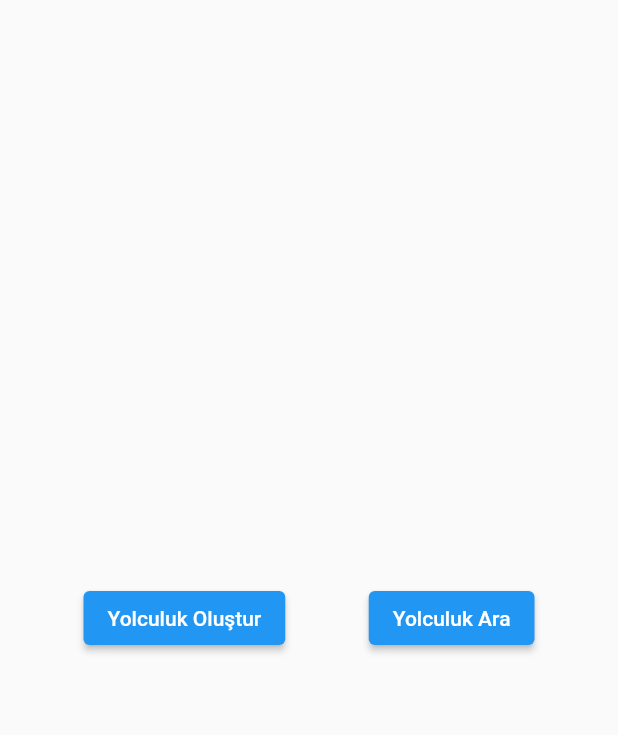
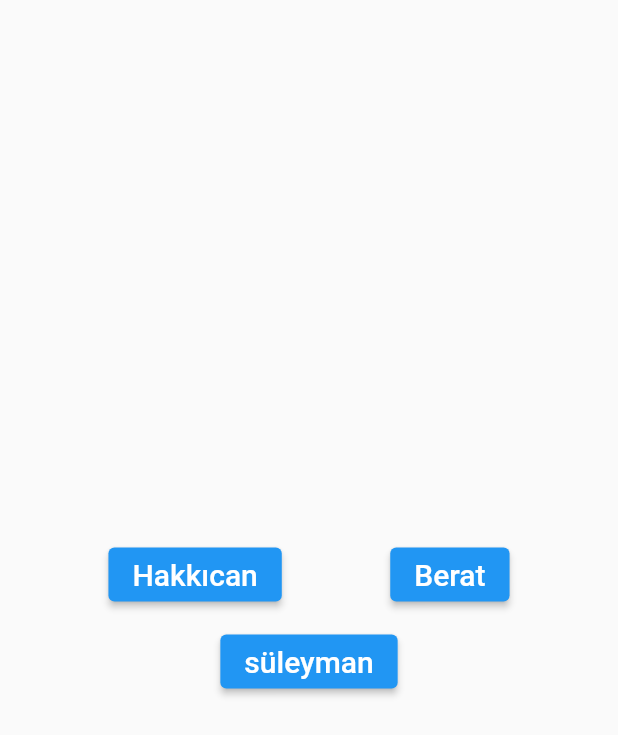
Before and after one commit to MrBuluc/Car-Pooling, a Flutter app: the screen it shows after launch, on a phone screen of 412 x 824 dp. Shown: the top 735 px of the screen. Run offline on Flutter 3.47's test engine with Material 2 defaults, Android fonts, the phone set to English and light mode, and no system bars; our stand-ins replace get_it; missing offline and left inert: flutter_osm_plugin.

Commit message:
added UsersPage

```diff
--- a/lib/main.dart
+++ b/lib/main.dart
@@ -1,5 +1,5 @@
 import 'package:car_pooling/locator.dart';
-import 'package:car_pooling/ui/home_page/home_page.dart';
+import 'package:car_pooling/ui/users_page/users_page.dart';
 import 'package:car_pooling/viewmodel/user_model.dart';
 import 'package:flutter/material.dart';
 import 'package:provider/provider.dart';
@@ -22,7 +22,7 @@ class MyApp extends StatelessWidget {
         theme: ThemeData(
           primarySwatch: Colors.blue,
         ),
-        home: const HomePage(),
+        home: const UsersPage(),
       ),
     );
   }
--- /dev/null
+++ b/lib/ui/users_page/users_page.dart
@@ -0,0 +1,67 @@
+import 'package:car_pooling/ui/home_page/home_page.dart';
+import 'package:car_pooling/viewmodel/user_model.dart';
+import 'package:flutter/material.dart';
+import 'package:provider/provider.dart';
+
+class UsersPage extends StatefulWidget {
+  const UsersPage({Key? key}) : super(key: key);
+
+  @override
+  State<UsersPage> createState() => _UsersPageState();
+}
+
+class _UsersPageState extends State<UsersPage> {
+  TextStyle textStyle = const TextStyle(fontSize: 20);
+
+  @override
+  Widget build(BuildContext context) {
+    return Scaffold(
+      body: Center(
+        child: Column(
+          mainAxisAlignment: MainAxisAlignment.center,
+          children: [
+            Row(
+              mainAxisAlignment: MainAxisAlignment.spaceEvenly,
+              children: [
+                ElevatedButton(
+                  child: Text(
+                    "Hakkıcan",
+                    style: textStyle,
+                  ),
+                  onPressed: () {
+                    goToPage("KGd2I6yOP8Vo6hwU6gj7DuvuZpO2");
+                  },
+                ),
+                ElevatedButton(
+                  child: Text(
+                    "Berat",
+                    style: textStyle,
+                  ),
+                  onPressed: () {
+                    goToPage("G3mevApBThgNDz7Nq0EuuQhVMjz1");
+                  },
+                )
+              ],
+            ),
+            const SizedBox(
+              height: 10,
+            ),
+            ElevatedButton(
+              child: Text("süleyman", style: textStyle),
+              onPressed: () {
+                goToPage("EC2mQSpeZPckbi6GTvVaqMcaKmZ2");
+              },
+            )
+          ],
+        ),
+      ),
+    );
+  }
+
+  goToPage(String userId) {
+    Provider.of<UserModel>(context, listen: false).userId = userId;
+    Navigator.of(context).push(MaterialPageRoute(
+      builder: (context) => const HomePage(),
+    ));
+  }
+}
--- a/lib/viewmodel/user_model.dart
+++ b/lib/viewmodel/user_model.dart
@@ -9,6 +9,7 @@ import '../models/nominatim_place.dart';
 
 class UserModel with ChangeNotifier {
   final UserRepository _userRepository = locator<UserRepository>();
+  String? userId;
 
   Future<List<NominatimPlace>> getNominatimPlaces(String search, double west,
       double south, double east, double north) async {
@@ -32,7 +33,7 @@ class UserModel with ChangeNotifier {
 
   Future<PostMatchResponse> postMatch(Role role, Trip trip) async {
     try {
-      trip.userId = "KGd2I6yOP8Vo6hwU6gj7DuvuZpO2";
+      trip.userId = userId;
       trip.driver = role == Role.driver ? "Hakkıcan Bülüç" : null;
       return await _userRepository.postMatch(role, trip);
     } catch (e) {
@@ -44,8 +45,7 @@ class UserModel with ChangeNotifier {
   Future<GetMatchResponse> getMatch(
       Role role, String tripId, String matchId) async {
     try {
-      String userId = "KGd2I6yOP8Vo6hwU6gj7DuvuZpO2";
-      return await _userRepository.getMatch(role, userId, tripId, matchId);
+      return await _userRepository.getMatch(role, userId!, tripId, matchId);
     } catch (e) {
       printError("getMatch", e);
       rethrow;
```
